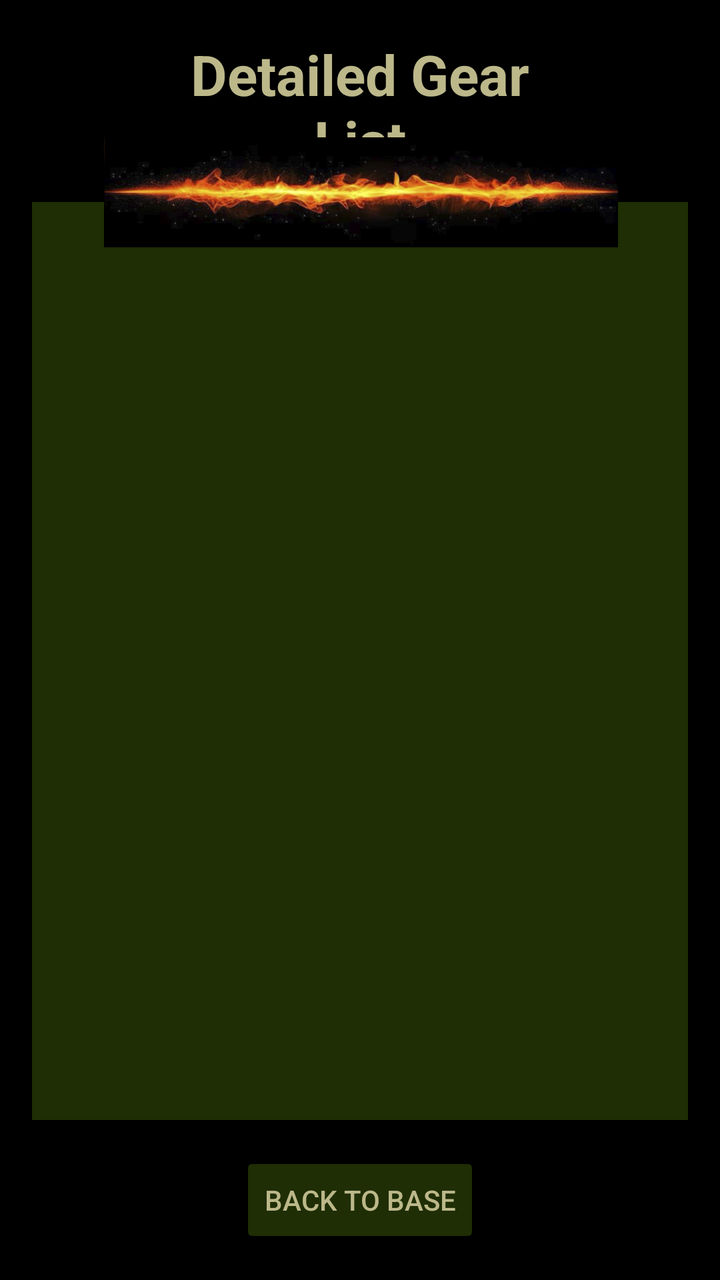
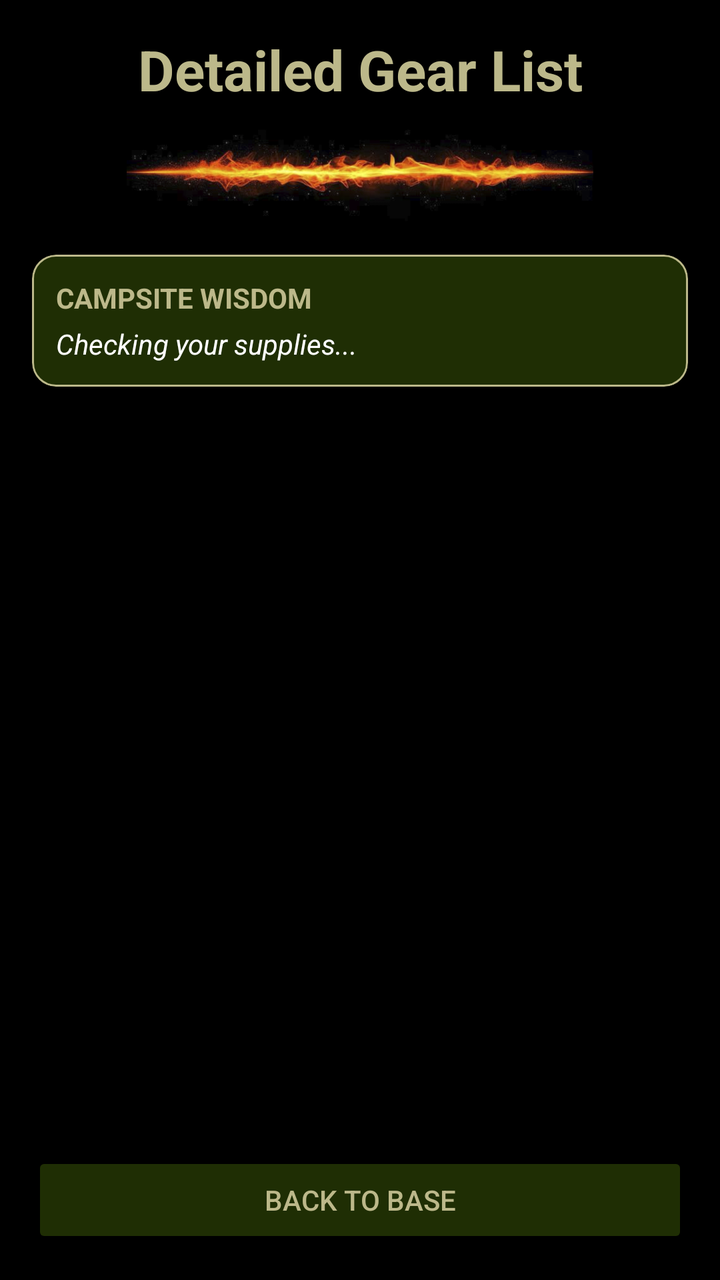

Screens rendered from an Android XML layout before and after an edit, with the pre-edit source and the edit as a unified diff.
<!-- AndroidManifest.xml: application theme Theme.IMAD5112PructicumExamST10395974 -->
<!-- res/layout/activity_detail.xml -->
<?xml version="1.0" encoding="utf-8"?>
<androidx.constraintlayout.widget.ConstraintLayout xmlns:android="http://schemas.android.com/apk/res/android"
    xmlns:app="http://schemas.android.com/apk/res-auto"
    xmlns:tools="http://schemas.android.com/tools"
    android:layout_width="match_parent"
    android:layout_height="match_parent"
    android:padding="16dp"
    android:background="@color/black"
    tools:context=".DetailActivity">

    <TextView
        android:id="@+id/txtDetailTitle"
        android:layout_width="217dp"
        android:layout_height="75dp"
        android:gravity="center"
        android:text="@string/detailed_gear_list"
        android:textColor="@color/cream"
        android:textSize="28sp"
        android:textStyle="bold"
        app:layout_constraintEnd_toEndOf="parent"
        app:layout_constraintStart_toStartOf="parent"
        app:layout_constraintTop_toTopOf="parent" />

    <ScrollView
        android:id="@+id/scrollView2"
        android:layout_width="380dp"
        android:layout_height="459dp"
        android:layout_marginBottom="16dp"
        android:background="@color/green"
        app:layout_constraintBottom_toTopOf="@id/btnBack"
        app:layout_constraintEnd_toEndOf="parent"
        app:layout_constraintHorizontal_bias="0.0"
        app:layout_constraintStart_toStartOf="parent">

        <TextView
            android:id="@+id/txtFullDetails"
            android:layout_width="match_parent"
            android:layout_height="wrap_content"
            android:textColor="@color/cream"
            android:textSize="16sp" />
    </ScrollView>

    <Button
        android:id="@+id/btnBack"
        android:layout_width="wrap_content"
        android:layout_height="wrap_content"
        android:backgroundTint="@color/green"
        android:text="@string/back"
        android:textColor="@color/cream"
        app:layout_constraintBottom_toBottomOf="parent"
        app:layout_constraintStart_toStartOf="parent"
        app:layout_constraintEnd_toEndOf="parent" />

    <ImageView
        android:id="@+id/imageView5"
        android:layout_width="375dp"
        android:layout_height="55dp"
        app:layout_constraintBottom_toTopOf="@+id/scrollView2"
        app:layout_constraintEnd_toEndOf="parent"
        app:layout_constraintStart_toStartOf="parent"
        app:layout_constraintTop_toBottomOf="@+id/txtDetailTitle"
        app:srcCompat="@drawable/logo2" />

</androidx.constraintlayout.widget.ConstraintLayout>
<!-- resources referenced by this layout -->
<resources>
  <color name="black">#FF000000</color>
  <color name="cream">#BCB88A</color>
  <color name="green">#1F2E04</color>
  <!-- drawable logo2: png bitmap (drawable, 309948 bytes) -->
  <string name="back">Back to base</string>
  <string name="detailed_gear_list">Detailed Gear List</string>
  <style name="Theme.IMAD5112PructicumExamST10395974" parent="Base.Theme.IMAD5112PructicumExamST10395974" />
  <style name="Base.Theme.IMAD5112PructicumExamST10395974" parent="Theme.Material3.DayNight.NoActionBar">
          
          
      </style>
</resources>

<!-- the commit's change to res/layout/activity_detail.xml (unified diff, before → after) -->
@@ -10,9 +10,8 @@
 
     <TextView
         android:id="@+id/txtDetailTitle"
-        android:layout_width="217dp"
-        android:layout_height="75dp"
-        android:gravity="center"
+        android:layout_width="wrap_content"
+        android:layout_height="wrap_content"
         android:text="@string/detailed_gear_list"
         android:textColor="@color/cream"
         android:textSize="28sp"
@@ -21,28 +20,80 @@
         app:layout_constraintStart_toStartOf="parent"
         app:layout_constraintTop_toTopOf="parent" />
 
+    <ImageView
+        android:id="@+id/imageViewLogo"
+        android:layout_width="0dp"
+        android:layout_height="50dp"
+        android:layout_marginTop="8dp"
+        app:layout_constraintEnd_toEndOf="parent"
+        app:layout_constraintStart_toStartOf="parent"
+        app:layout_constraintTop_toBottomOf="@+id/txtDetailTitle"
+        app:srcCompat="@drawable/logo2" />
+
+
+    <com.google.android.material.card.MaterialCardView
+        android:id="@+id/cardWisdom"
+        android:layout_width="0dp"
+        android:layout_height="wrap_content"
+        android:layout_marginTop="16dp"
+        app:cardBackgroundColor="@color/green"
+        app:cardCornerRadius="12dp"
+        app:strokeColor="@color/cream"
+        app:strokeWidth="1dp"
+        app:layout_constraintTop_toBottomOf="@id/imageViewLogo"
+        app:layout_constraintEnd_toEndOf="parent"
+        app:layout_constraintStart_toStartOf="parent">
+
+        <LinearLayout
+            android:layout_width="match_parent"
+            android:layout_height="wrap_content"
+            android:orientation="vertical"
+            android:padding="12dp">
+
+            <TextView
+                android:layout_width="wrap_content"
+                android:layout_height="wrap_content"
+                android:text="@string/campsite_wisdom"
+                android:textColor="@color/cream"
+                android:textStyle="bold"
+                android:textSize="14sp" />
+
+            <TextView
+                android:id="@+id/txtPackingTip"
+                android:layout_width="match_parent"
+                android:layout_height="wrap_content"
+                android:layout_marginTop="4dp"
+                android:textColor="@color/white"
+                android:textSize="14sp"
+                android:textStyle="italic"
+                android:text="@string/checking_your_supplies" />
+        </LinearLayout>
+    </com.google.android.material.card.MaterialCardView>
+
     <ScrollView
-        android:id="@+id/scrollView2"
-        android:layout_width="380dp"
-        android:layout_height="459dp"
+        android:id="@+id/scrollView"
+        android:layout_width="0dp"
+        android:layout_height="0dp"
+        android:layout_marginTop="16dp"
         android:layout_marginBottom="16dp"
-        android:background="@color/green"
+        android:padding="8dp"
         app:layout_constraintBottom_toTopOf="@id/btnBack"
         app:layout_constraintEnd_toEndOf="parent"
-        app:layout_constraintHorizontal_bias="0.0"
-        app:layout_constraintStart_toStartOf="parent">
+        app:layout_constraintStart_toStartOf="parent"
+        app:layout_constraintTop_toBottomOf="@id/cardWisdom">
 
         <TextView
             android:id="@+id/txtFullDetails"
             android:layout_width="match_parent"
             android:layout_height="wrap_content"
             android:textColor="@color/cream"
-            android:textSize="16sp" />
+            android:textSize="16sp"
+            android:lineSpacingExtra="6dp" />
     </ScrollView>
 
     <Button
         android:id="@+id/btnBack"
-        android:layout_width="wrap_content"
+        android:layout_width="0dp"
         android:layout_height="wrap_content"
         android:backgroundTint="@color/green"
         android:text="@string/back"
@@ -51,14 +102,4 @@
         app:layout_constraintStart_toStartOf="parent"
         app:layout_constraintEnd_toEndOf="parent" />
 
-    <ImageView
-        android:id="@+id/imageView5"
-        android:layout_width="375dp"
-        android:layout_height="55dp"
-        app:layout_constraintBottom_toTopOf="@+id/scrollView2"
-        app:layout_constraintEnd_toEndOf="parent"
-        app:layout_constraintStart_toStartOf="parent"
-        app:layout_constraintTop_toBottomOf="@+id/txtDetailTitle"
-        app:srcCompat="@drawable/logo2" />
-
 </androidx.constraintlayout.widget.ConstraintLayout>
<!-- resource entries referenced after the edit -->
@@ -3,8 +3,11 @@
   <color name="black">#FF000000</color>
   <color name="cream">#BCB88A</color>
   <color name="green">#1F2E04</color>
+  <color name="white">#FFFFFFFF</color>
   <!-- drawable logo2: png bitmap (drawable, 309948 bytes) -->
   <string name="back">Back to base</string>
+  <string name="campsite_wisdom">CAMPSITE WISDOM</string>
+  <string name="checking_your_supplies">Checking your supplies...</string>
   <string name="detailed_gear_list">Detailed Gear List</string>
   <style name="Theme.IMAD5112PructicumExamST10395974" parent="Base.Theme.IMAD5112PructicumExamST10395974" />
   <style name="Base.Theme.IMAD5112PructicumExamST10395974" parent="Theme.Material3.DayNight.NoActionBar">
